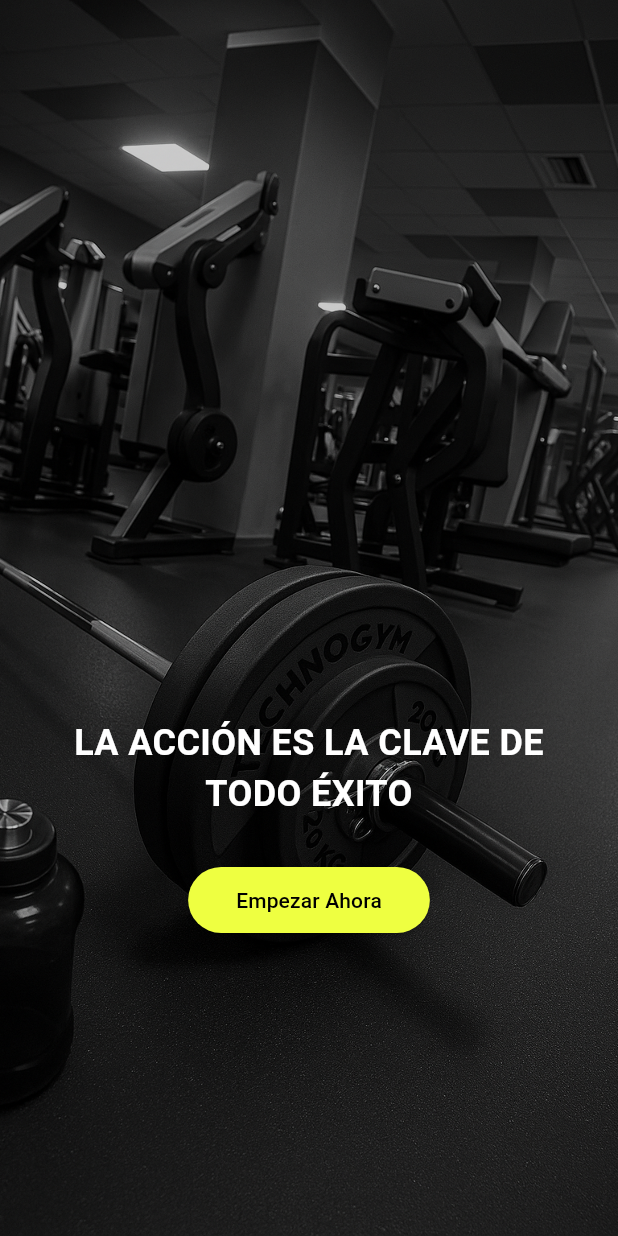
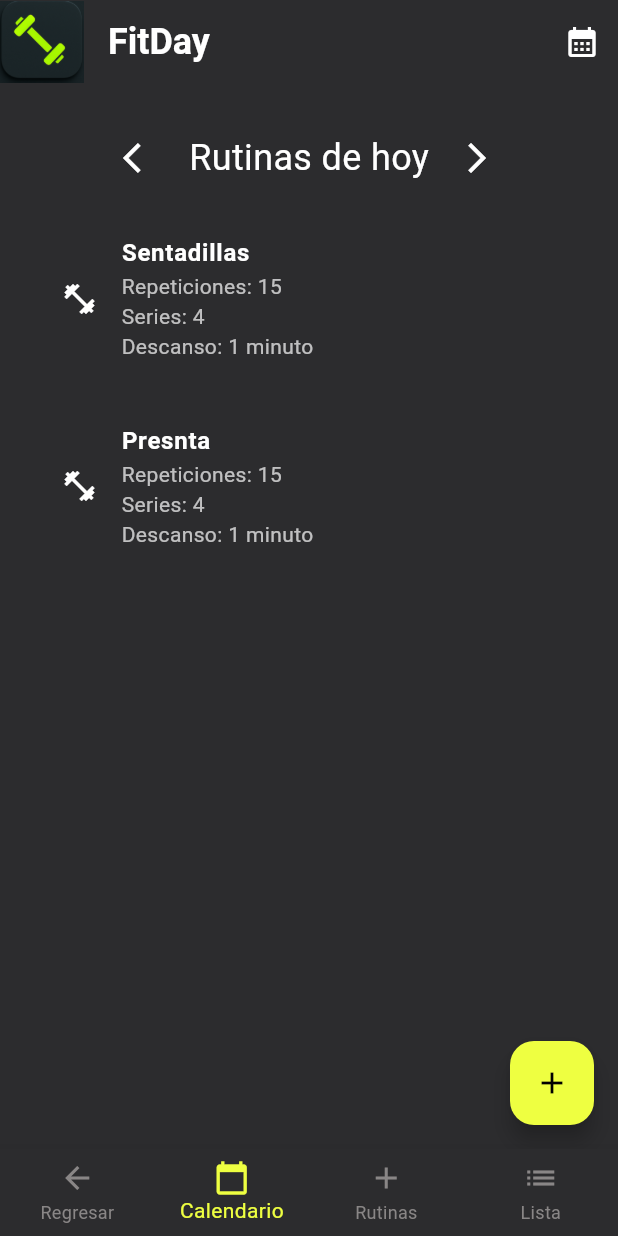
Before and after one commit to fernandobn/AppGym, a Flutter app: the screen it shows after launch, after a tap on "Empezar Ahora", on a phone screen of 412 x 824 dp. Run offline on Flutter 3.47's test engine with Material 3 defaults, Android fonts, the phone set to English and light mode, and no system bars.

Commit message:
Visualizacion de calendario ejemplo visual

```diff
--- a/fitday/lib/main.dart
+++ b/fitday/lib/main.dart
@@ -2,6 +2,7 @@ import 'package:flutter/material.dart';
 
 import 'screens/calendar_screen.dart';
 import 'screens/menu_screen.dart';
+import 'screens/rutinas/rutinas_form_screens.dart';
 
 void main() {
   runApp(MyApp());
@@ -11,11 +12,63 @@ class MyApp extends StatelessWidget {
   @override
   Widget build(BuildContext context) {
     return MaterialApp(
+      debugShowCheckedModeBanner: false,
       initialRoute: '/',
       routes: {
         '/': (context) => MenuScreen(),
         '/calendar': (context) => CalendarScreen(),
+        '/agregar_rutinas': (context) => RutinasFormScreens(),
+        // '/settings': (context) => SettingsScreen(),
       },
     );
   }
 }
+
+class MainScaffold extends StatelessWidget {
+  final Widget body;
+  final int currentIndex;
+
+  MainScaffold({required this.body, required this.currentIndex});
+
+  void _onItemTapped(BuildContext context, int index) {
+    switch (index) {
+      case 0:
+        Navigator.pushNamed(context, '/');
+        break;
+      case 1:
+        Navigator.pushNamed(context, '/calendar');
+        break;
+      case 2:
+        Navigator.pushNamed(context, '/agregar_rutinas');
+        break;
+    }
+  }
+
+  @override
+  Widget build(BuildContext context) {
+    return Scaffold(
+      backgroundColor: Color(0xFF2c2c2e),
+      body: body,
+      bottomNavigationBar: BottomNavigationBar(
+        backgroundColor: Color(0xFF2c2c2e),
+        selectedItemColor: Colors.limeAccent,
+        unselectedItemColor: const Color.fromARGB(255, 137, 134, 134),
+        currentIndex: currentIndex,
+        onTap: (index) => _onItemTapped(context, index),
+        type: BottomNavigationBarType.fixed,
+        items: const [
+          BottomNavigationBarItem(
+            icon: Icon(Icons.arrow_back_outlined),
+            label: 'Regresar',
+          ),
+          BottomNavigationBarItem(
+            icon: Icon(Icons.calendar_today),
+            label: 'Calendario',
+          ),
+          BottomNavigationBarItem(icon: Icon(Icons.add), label: 'Rutinas'),
+          BottomNavigationBarItem(icon: Icon(Icons.list), label: 'Lista'),
+        ],
+      ),
+    );
+  }
+}
--- a/fitday/lib/screens/calendar_screen.dart
+++ b/fitday/lib/screens/calendar_screen.dart
@@ -1,16 +1,115 @@
 import 'package:flutter/material.dart';
-
+import '../main.dart'; // Importar MainScaffold
 
 class CalendarScreen extends StatelessWidget {
   const CalendarScreen({super.key});
 
   @override
   Widget build(BuildContext context) {
-    return Scaffold(
-      appBar: AppBar(
-        title: const Text('Calendario'),
+    return MainScaffold(
+      currentIndex: 1, // Aquí pones el index del ítem en el BottomNavigationBar
+      body: Scaffold(
+        appBar: AppBar(
+          backgroundColor: Color(0xFF2c2c2e),
+          leading: Image.asset('assets/icono1.png'),
+          title: const Text('FitDay'),
+          titleTextStyle: TextStyle(
+            fontSize: 24,
+            fontWeight: FontWeight.bold,
+            color: Colors.white,
+          ),
+          actions: [
+            IconButton(
+              icon: Icon(Icons.calendar_month, color: Colors.white),
+              onPressed: () {
+                // Acción al presionar el botón de calendario
+              },
+            ),
+          ],
+        ),
+        backgroundColor: Color(0xFF2c2c2e),
+        body: Padding(
+          padding: const EdgeInsets.all(25),
+          child: Column(
+            crossAxisAlignment: CrossAxisAlignment.start,
+            children: [
+              Row(
+                mainAxisAlignment: MainAxisAlignment.center,
+                children: [
+                  IconButton(
+                    icon: Icon(Icons.arrow_back_ios, color: Colors.white),
+                    onPressed: () {
+                      // Acción al presionar la flecha izquierda
+                    },
+                  ),
+                  SizedBox(width: 8),
+                  Text(
+                    'Rutinas de hoy',
+                    style: TextStyle(fontSize: 24, color: Colors.white),
+                  ),
+                  SizedBox(width: 8),
+                  IconButton(
+                    icon: Icon(Icons.arrow_forward_ios, color: Colors.white),
+                    onPressed: () {
+                      // Acción al presionar la flecha derecha
+                    },
+                  ),
+                ],
+              ),
+
+              SizedBox(height: 20),
+              Row(
+                children: [
+                  Expanded(
+                    child: ListTile(
+                      leading: Icon(Icons.fitness_center, color: Colors.white),
+                      title: Text(
+                        'Sentadillas',
+                        style: TextStyle(
+                          color: Colors.white,
+                          fontWeight: FontWeight.bold,
+                        ),
+                      ),
+                      subtitle: Text(
+                        'Repeticiones: 15\nSeries: 4\nDescanso: 1 minuto',
+                        style: TextStyle(color: Colors.white70),
+                      ),
+                    ),
+                  ),
+                ],
+              ),
+              SizedBox(height: 25),
+              Row(
+                children: [
+                  Expanded(
+                    child: ListTile(
+                      leading: Icon(Icons.fitness_center, color: Colors.white),
+                      title: Text(
+                        'Presnta',
+                        style: TextStyle(
+                          color: Colors.white,
+                          fontWeight: FontWeight.bold,
+                        ),
+                      ),
+                      subtitle: Text(
+                        'Repeticiones: 15\nSeries: 4\nDescanso: 1 minuto',
+                        style: TextStyle(color: Colors.white70),
+                      ),
+                    ),
+                  ),
+                ],
+              ),
+            ],
+          ),
+        ),
+        floatingActionButton: FloatingActionButton(
+          backgroundColor: Colors.limeAccent,
+          onPressed: () {
+            Navigator.pushNamed(context, '/agregar_rutinas');
+          },
+          child: Icon(Icons.add, color: Colors.black),
+        ),
       ),
-
     );
   }
 }
--- a/fitday/lib/screens/menu_screen.dart
+++ b/fitday/lib/screens/menu_screen.dart
@@ -41,7 +41,7 @@ class MenuScreen extends StatelessWidget {
                     ),
                   ),
                   onPressed: () {
-                    // Navigator.pushNamed(context, '/home');
+                    Navigator.pushNamed(context, '/calendar');
                   },
                   child: const Text(
                     'Empezar Ahora',
--- /dev/null
+++ b/fitday/lib/screens/rutinas/rutinas_form_screens.dart
@@ -0,0 +1,32 @@
+import 'package:flutter/material.dart';
+import '../../main.dart';
+
+class RutinasFormScreens extends StatelessWidget {
+  const RutinasFormScreens({super.key});
+
+  @override
+  Widget build(BuildContext context) {
+    return MainScaffold(
+      currentIndex: 2, // aqui se pone el caso para que se selecione el nuevo navigation bar
+      body: Scaffold(
+        appBar: AppBar(
+          title: const Text('Rutinas'),
+          backgroundColor: Color(0xFF2c2c2e),
+          leading: Image.asset('assets/icono1.png'),
+          titleTextStyle: TextStyle(
+            fontSize: 24,
+            fontWeight: FontWeight.bold,
+            color: Colors.white,
+          ),
+        ),
+        backgroundColor: Color(0xFF2c2c2e),
+        body: Center(
+          child: Text(
+            'Aquí se va agregar rutinas',
+            style: TextStyle(fontSize: 24, color: Colors.white),
+          ),
+        ),
+      ),
+    );
+  }
+}
```
Also changed, not shown: fitday/assets/icono1.png (added).
